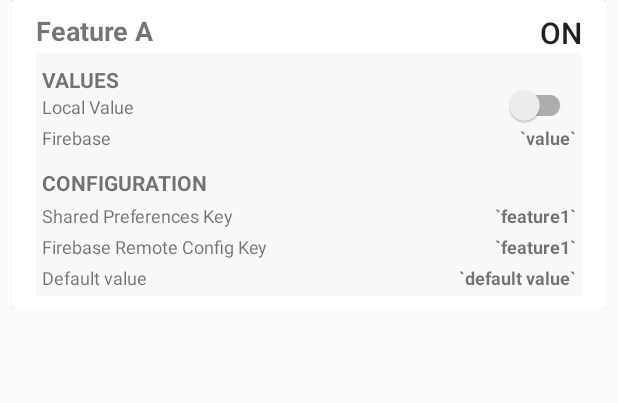
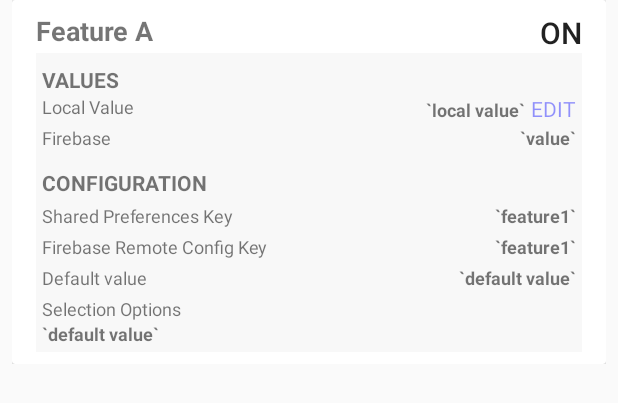
Before and after one commit to ponsuyambu/Toggler, an Android app: the layout layout_checkbox_toggle.xml on its own in the app's theme, with its tools: preview values and no code run, on a phone screen of 412 x 824 dp. Shown: the top 403 px of the screen. Run offline under Robolectric (Android 15) with nearby library versions, the phone set to English and light mode, and no system bars.

Commit message:
Handle selection toggle UI

```diff
--- a/toggler/src/main/AndroidManifest.xml
+++ b/toggler/src/main/AndroidManifest.xml
@@ -5,7 +5,7 @@
     <application>
         <activity
             android:name=".ui.TogglerActivity"
-            android:theme="@style/Theme.AppCompat.Light.DarkActionBar" />
+            android:theme="@style/Theme.MaterialComponents.Light" />
     </application>
 
 </manifest>
--- a/toggler/src/main/java/in/ponshere/toggler/ToggleValueProvider.kt
+++ b/toggler/src/main/java/in/ponshere/toggler/ToggleValueProvider.kt
@@ -35,7 +35,7 @@ internal object LocalProvider : ToggleValueProvider() {
         sharedPreferences = context.getSharedPreferences("toggler_preferences", Context.MODE_PRIVATE)
     }
     override fun getStringValue(key: String, defaultValue: String): String {
-        return sharedPreferences.getString(key, defaultValue)!!
+        return sharedPreferences.all[key]?.toString() ?: defaultValue
     }
 
     override fun getBooleanValue(key: String, defaultValue: Boolean): Boolean {
--- a/toggler/src/main/java/in/ponshere/toggler/annotations/models/SelectToggleImpl.kt
+++ b/toggler/src/main/java/in/ponshere/toggler/annotations/models/SelectToggleImpl.kt
@@ -10,13 +10,14 @@ internal class SelectToggleImpl(
     sharedPreferencesKey: String,
     firebaseConfigKey: String,
     sharedPreferences: SharedPreferences,
-    val defaultValue: String,
+    defaultValue: String,
     val selectOptions: Array<String>,
     val valueProviderType: ToggleValueProvider.Type
 ) : Toggle<String>(
     sharedPreferences,
     sharedPreferencesKey,
     firebaseConfigKey,
+    defaultValue,
     FeatureToggleType.SELECT
 ) {
     override fun resolvedValue(highPriorityToggleValueProvider: ToggleValueProvider): String {
--- a/toggler/src/main/java/in/ponshere/toggler/annotations/models/SwitchToggleImpl.kt
+++ b/toggler/src/main/java/in/ponshere/toggler/annotations/models/SwitchToggleImpl.kt
@@ -10,11 +10,12 @@ internal class SwitchToggleImpl(
     sharedPreferencesKey: String,
     firebaseConfigKey: String,
     sharedPreferences: SharedPreferences,
-    val defaultValue: Boolean
+    defaultValue: Boolean
 ) : Toggle<Boolean>(
     sharedPreferences,
     sharedPreferencesKey,
     firebaseConfigKey,
+    defaultValue,
     FeatureToggleType.SWITCH
 ) {
     override fun resolvedValue(highPriorityToggleValueProvider: ToggleValueProvider): Boolean {
--- a/toggler/src/main/java/in/ponshere/toggler/ui/adapters/SpinnerViewHolder.kt
+++ b/toggler/src/main/java/in/ponshere/toggler/ui/adapters/SpinnerViewHolderOld.kt
@@ -10,7 +10,7 @@ import android.widget.Spinner
 import android.widget.TextView
 import androidx.recyclerview.widget.RecyclerView
 
-internal class SpinnerViewHolder(private val view: View, private val adapter: TogglesAdapter, val toggler: Toggler) : RecyclerView.ViewHolder(view) {
+internal class SpinnerViewHolderOld(private val view: View, private val adapter: TogglesAdapter, val toggler: Toggler) : RecyclerView.ViewHolder(view) {
     private val spinner = view.findViewById<Spinner>(R.id.toggleSpinner)
     private val toggleTitle = view.findViewById<TextView>(R.id.toggleTitle)
 
--- a/toggler/src/main/res/layout/layout_checkbox_toggle.xml
+++ b/toggler/src/main/res/layout/layout_checkbox_toggle.xml
@@ -81,14 +81,37 @@
                     app:layout_constraintStart_toStartOf="parent"
                     app:layout_constraintTop_toBottomOf="@id/lblValues"
                     tools:text ="Local Value"/>
-                <com.google.android.material.switchmaterial.SwitchMaterial
+                <Switch
                     android:id="@+id/swithcLocalProvider"
+                    android:visibility="gone"
                     android:layout_width="wrap_content"
                     android:layout_height="wrap_content"
                     app:layout_constraintBaseline_toBaselineOf="@id/lblLocalValue"
                     app:layout_constraintEnd_toEndOf="parent"
+                    app:layout_constraintTop_toBottomOf="@id/lblValues" />
+
+                <LinearLayout
+                    android:id="@+id/llSelectValueContainer"
+                    android:layout_width="wrap_content"
+                    android:layout_height="wrap_content"
                     app:layout_constraintTop_toBottomOf="@id/lblValues"
-                    app:layout_constraintTop_toTopOf="parent" />
+                    android:orientation="horizontal"
+                    app:layout_constraintEnd_toEndOf="@id/swithcLocalProvider">
+                    <com.google.android.material.textview.MaterialTextView
+                        android:id="@+id/tvLocalValue"
+                        style="@style/ValueText"
+                        android:layout_width="wrap_content"
+                        android:layout_height="wrap_content"
+                        android:text="`local value`"/>
+
+                    <TextView
+                        android:id="@+id/btnEditLocalValue"
+                        android:layout_width="wrap_content"
+                        android:layout_height="wrap_content"
+                        android:layout_marginStart="4dp"
+                        android:text="EDIT"
+                        android:textColor="#6B0000FF"/>
+                </LinearLayout>
 
                 <TextView
                     android:id="@+id/lblFirebaseValue"
@@ -193,6 +216,25 @@
                         android:textStyle="bold"
                         app:layout_constraintBaseline_toBaselineOf="@id/lblDefaultValue"
                         app:layout_constraintEnd_toEndOf="parent"/>
+                    <TextView
+                        android:id="@+id/lblOptions"
+                        android:layout_width="wrap_content"
+                        android:layout_height="wrap_content"
+                        android:layout_marginTop="4dp"
+                        android:text ="Selection Options"
+                        android:textSize="12dp"
+                        app:layout_constraintStart_toStartOf="parent"
+                        app:layout_constraintTop_toBottomOf="@id/lblDefaultValue" />
+
+                    <TextView
+                        android:id="@+id/tvSelectionOptions"
+                        android:layout_width="wrap_content"
+                        android:layout_height="wrap_content"
+                        android:text ="`default value`"
+                        android:textSize="12dp"
+                        android:textStyle="bold"
+                        app:layout_constraintStart_toStartOf="parent"
+                        app:layout_constraintTop_toBottomOf="@id/lblOptions"/>
 
                 </androidx.constraintlayout.widget.ConstraintLayout>
 
--- /dev/null
+++ b/toggler/src/main/res/values/styles.xml
@@ -0,0 +1,7 @@
+<?xml version="1.0" encoding="utf-8"?>
+<resources>
+    <style name="ValueText">
+        <item name="android:textSize">12dp</item>
+        <item name="android:textStyle">bold</item>
+    </style>
+</resources>
```
Also changed, not shown: toggler/src/main/java/in/ponshere/toggler/annotations/models/Toggle.kt (+13 -0 lines), toggler/src/main/java/in/ponshere/toggler/ui/adapters/CheckboxViewHolder.kt (+53 -9 lines), toggler/src/main/java/in/ponshere/toggler/ui/adapters/TogglesAdapter.kt (+32 -21 lines).
